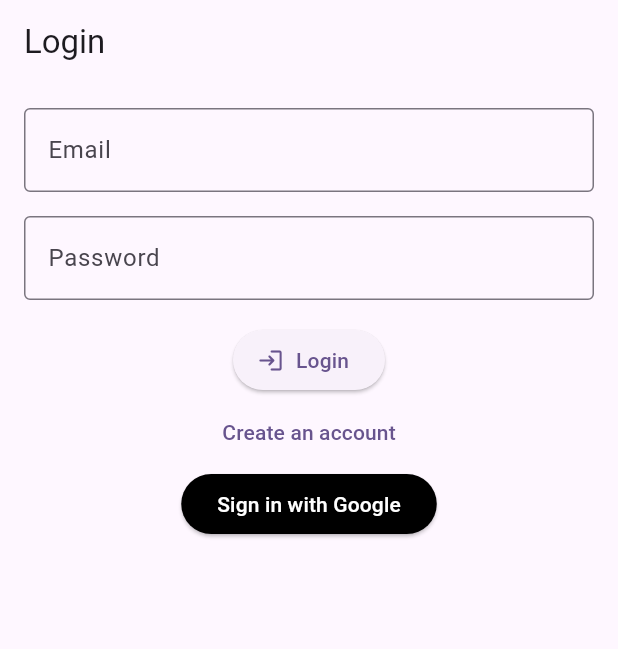
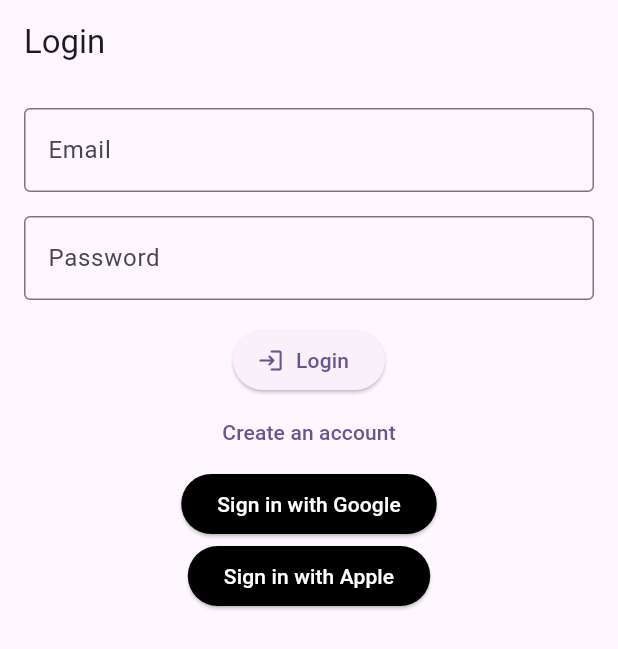
Before and after one commit to smarts-uz/flutter_appwrite_test, a Flutter app: the screen it shows after launch, on a phone screen of 412 x 824 dp. Shown: the top 649 px of the screen. Run offline on Flutter 3.47's test engine with Material 2 defaults, Android fonts, the phone set to English and light mode, and no system bars; our stand-ins replace appwrite.

Commit message:
added apple sign in provider

```diff
--- a/lib/screens/login_screen.dart
+++ b/lib/screens/login_screen.dart
@@ -128,6 +128,16 @@ class _LoginScreenState extends State<LoginScreen> {
                 ),
                 child: const Text('Sign in with Google'),
               ),
+              ElevatedButton(
+                onPressed: () {
+                  signinWithProvider('apple');
+                },
+                style: ElevatedButton.styleFrom(
+                  backgroundColor: Colors.black,
+                  foregroundColor: Colors.white,
+                ),
+                child: const Text('Sign in with Apple'),
+              ),
             ],
           ),
         ),
```
